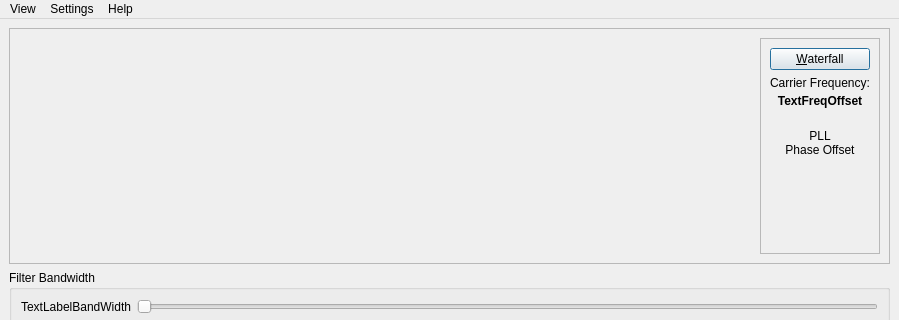
Before: the Qt Designer form branches/julian/android/src/GUI-QT/AMMainWindow.ui in mmjee/dream-patched, drawn with Qt 5; both pictures show x 0 to 899 and y 0 to 320 of the 899 by 498 pixel window.
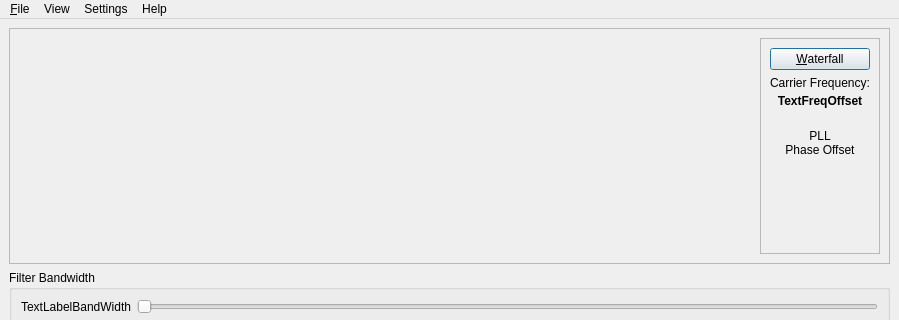
After: the same form once the commit is applied. Icons and pictures are not drawn. Custom widgets are drawn as their Qt base class.

```diff
--- a/branches/julian/android/src/GUI-QT/AMMainWindow.ui
+++ b/branches/julian/android/src/GUI-QT/AMMainWindow.ui
@@ -598,6 +598,11 @@
      <height>21</height>
     </rect>
    </property>
+   <widget class="QMenu" name="menu_File">
+    <property name="title">
+     <string>&amp;File</string>
+    </property>
+   </widget>
    <widget class="QMenu" name="menu_View">
     <property name="title">
      <string>View</string>
@@ -621,6 +626,7 @@
     <addaction name="separator"/>
     <addaction name="actionAbout_Dream"/>
    </widget>
+   <addaction name="menu_File"/>
    <addaction name="menu_View"/>
    <addaction name="menu_Settings"/>
    <addaction name="menuHelp"/>
```
Left out of the diff: 2 changed lines with no effect on the pictures.
